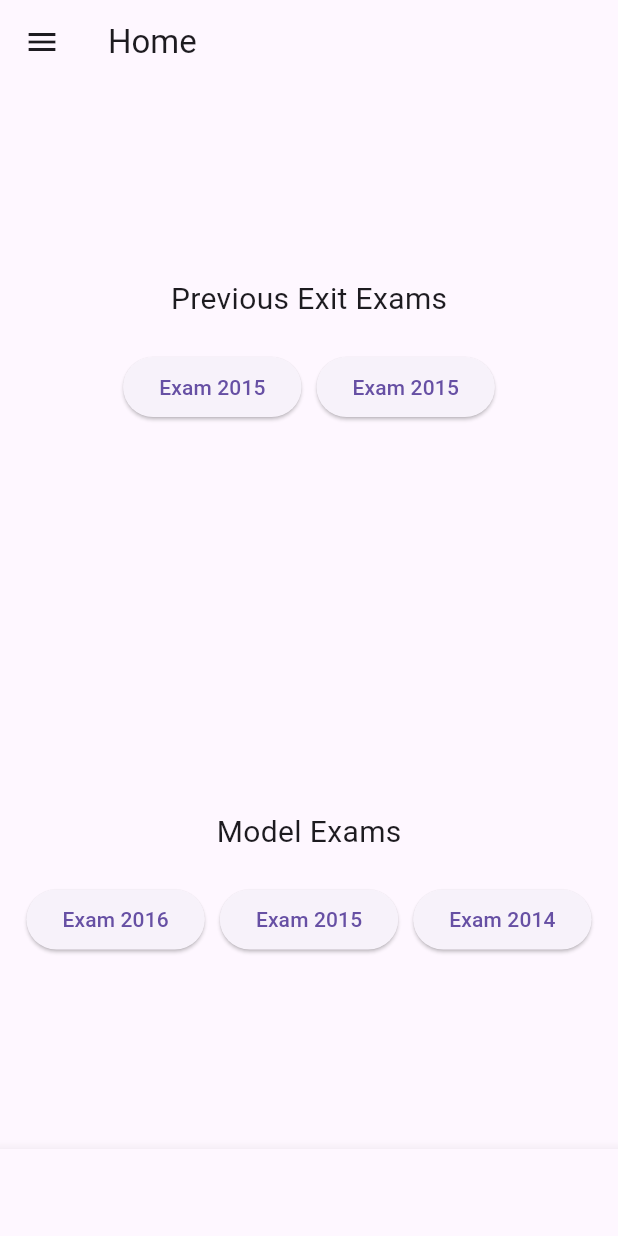
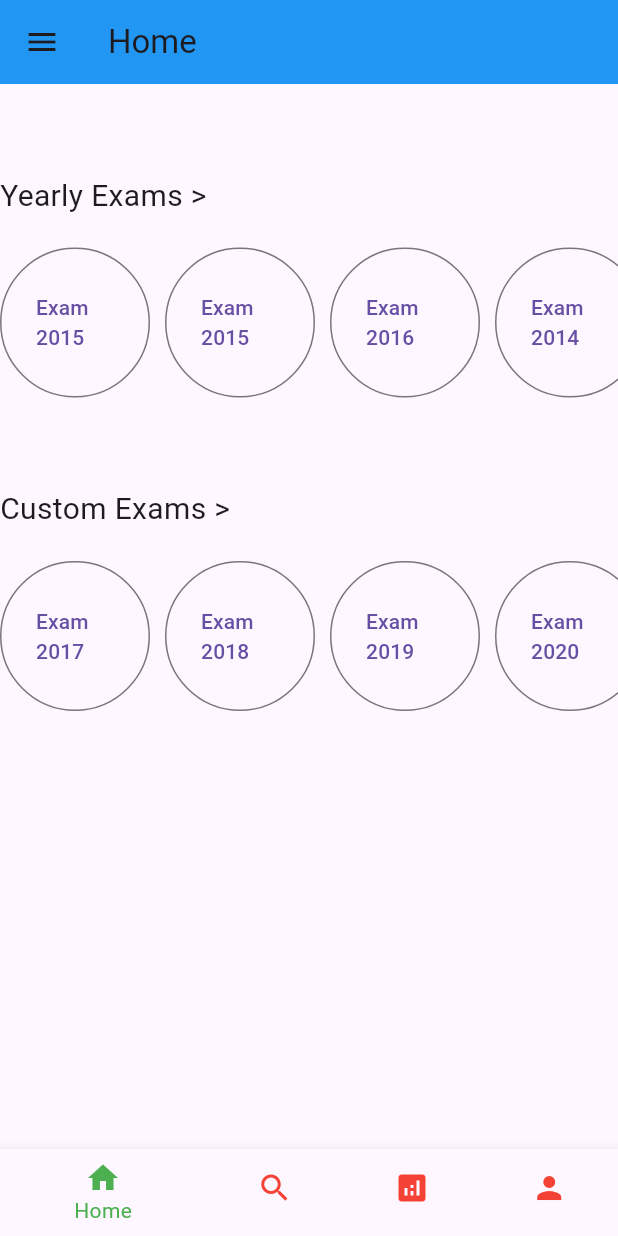
Before and after one commit to AbrishDev/exit_exam_preparation_app, a Flutter app: the HomeScreen screen opened directly, on a phone screen of 412 x 824 dp. Run offline on Flutter 3.47's test engine with Material 3 defaults, Android fonts, the phone set to English and light mode, and no system bars.

Commit message:
commit on home.dart

```diff
--- a/lib/screens/client/home.dart
+++ b/lib/screens/client/home.dart
@@ -46,13 +46,17 @@ class _HomeScreenState extends State<HomeScreen> {
           style: TextStyle(),
           textAlign: TextAlign.center,
         ),
+        backgroundColor:
+            Colors.blue, // Set the background color of AppBar to blue
       ),
       drawer: Drawer(
-        child: Column(
+        child: ListView(
+          padding: EdgeInsets.zero,
           children: <Widget>[
-            Container(
-              color: isDarkMode ? Colors.black : Colors.blue,
-              child: DrawerHeader(
+            DrawerHeader(
+              decoration: BoxDecoration(
+                color: Colors.blue,
+              ),
               child: Column(
                 crossAxisAlignment: CrossAxisAlignment.start,
                 children: [
@@ -77,8 +81,6 @@ class _HomeScreenState extends State<HomeScreen> {
                 ],
               ),
             ),
-            ),
-            Divider(color: Colors.grey),
             ListTile(
               title: Text('Home'),
               leading: Icon(Icons.home),
@@ -107,7 +109,7 @@ class _HomeScreenState extends State<HomeScreen> {
                 // Handle Messages tap
               },
             ),
-            Divider(color: Colors.grey),
+            Divider(),
             ListTile(
               title: Text('Settings'),
               leading: Icon(Icons.settings),
@@ -129,96 +131,146 @@ class _HomeScreenState extends State<HomeScreen> {
         crossAxisAlignment: CrossAxisAlignment.stretch,
         children: [
           Expanded(
+            child: SingleChildScrollView(
+              scrollDirection: Axis.horizontal,
               child: Column(
-              mainAxisAlignment: MainAxisAlignment.center,
+                crossAxisAlignment: CrossAxisAlignment.start,
                 children: [
+                  SizedBox(height: 60),
                   Text(
-                  'Previous Exit Exams',
+                    'Yearly Exams >',
                     style: TextStyle(fontSize: 20),
                   ),
                   SizedBox(height: 20),
                   Row(
-                  mainAxisAlignment: MainAxisAlignment.center,
                     children: [
-                    ElevatedButton(
+                      SizedBox(
+                        width: 100,
+                        height: 100,
+                        child: OutlinedButton(
                           onPressed: () {
                             // Handle button 1 press
                           },
                           child: Text('Exam 2015'),
                         ),
+                      ),
                       SizedBox(width: 10),
-                    ElevatedButton(
+                      SizedBox(
+                        width: 100,
+                        height: 100,
+                        child: OutlinedButton(
                           onPressed: () {
                             // Handle button 2 press
                           },
                           child: Text('Exam 2015'),
+                        ),
+                      ),
+                      SizedBox(width: 10),
+                      SizedBox(
+                        width: 100,
+                        height: 100,
+                        child: OutlinedButton(
+                          onPressed: () {
+                            // Handle button 3 press
+                          },
+                          child: Text('Exam 2016'),
+                        ),
+                      ),
+                      SizedBox(width: 10),
+                      SizedBox(
+                        width: 100,
+                        height: 100,
+                        child: OutlinedButton(
+                          onPressed: () {
+                            // Handle button 4 press
+                          },
+                          child: Text('Exam 2014'),
+                        ),
+                      ),
+                    ],
+                  ),
+                  SizedBox(height: 60),
+                  Text(
+                    'Custom Exams >',
+                    style: TextStyle(fontSize: 20),
+                  ),
+                  SizedBox(height: 20),
+                  Row(
+                    children: [
+                      SizedBox(
+                        width: 100,
+                        height: 100,
+                        child: OutlinedButton(
+                          onPressed: () {
+                            // Handle button 5 press
+                          },
+                          child: Text('Exam 2017'),
+                        ),
+                      ),
+                      SizedBox(width: 10),
+                      SizedBox(
+                        width: 100,
+                        height: 100,
+                        child: OutlinedButton(
+                          onPressed: () {
+                            // Handle button 6 press
+                          },
+                          child: Text('Exam 2018'),
+                        ),
+                      ),
+                      SizedBox(width: 10),
+                      SizedBox(
+                        width: 100,
+                        height: 100,
+                        child: OutlinedButton(
+                          onPressed: () {
+                            // Handle button 7 press
+                          },
+                          child: Text('Exam 2019'),
+                        ),
+                      ),
+                      SizedBox(width: 10),
+                      SizedBox(
+                        width: 100,
+                        height: 100,
+                        child: OutlinedButton(
+                          onPressed: () {
+                            // Handle button 8 press
+                          },
+                          child: Text('Exam 2020'),
+                        ),
                       ),
                     ],
                   ),
                 ],
               ),
             ),
-          Expanded(
-            child: Column(
-              mainAxisAlignment: MainAxisAlignment.center,
-              children: [
-                Text(
-                  'Model Exams',
-                  style: TextStyle(fontSize: 20),
-                ),
-                SizedBox(height: 20),
-                Row(
-                  mainAxisAlignment: MainAxisAlignment.center,
-                  children: [
-                    ElevatedButton(
-                      onPressed: () {
-                        // Handle button 6 press
-                      },
-                      child: Text('Exam 2016'),
-                    ),
-                    SizedBox(width: 10),
-                    ElevatedButton(
-                      onPressed: () {
-                        // Handle button 7 press
-                      },
-                      child: Text('Exam 2015'),
-                    ),
-                    SizedBox(width: 10),
-                    ElevatedButton(
-                      onPressed: () {
-                        // Handle button 8 press
-                      },
-                      child: Text('Exam 2014'),
-                    ),
-                  ],
-                ),
-              ],
-            ),
           ),
         ],
       ),
       bottomNavigationBar: BottomNavigationBar(
-        backgroundColor: Colors.black, // Set the background color
+        backgroundColor: Colors.blue,
         items: const <BottomNavigationBarItem>[
           BottomNavigationBarItem(
-            icon: Icon(Icons.home),
+            icon: Icon(Icons.home), // Set the icon
             label: 'Home',
           ),
           BottomNavigationBarItem(
-            icon: Icon(Icons.search),
+            icon: Icon(Icons.search), // Set the icon
             label: 'Search',
-            backgroundColor: Colors.blue,
           ),
           BottomNavigationBarItem(
-            icon: Icon(Icons.person),
-            label: 'Courses',
+            icon: Icon(Icons.analytics), // Set the icon to analytics
+            label: 'Analytics',
           ),
           BottomNavigationBarItem(
-            icon: Icon(Icons.person),
+            icon: Icon(Icons.person), // Set the icon
             label: 'Profile',
           ),
         ],
         currentIndex: _selectedIndex,
+        selectedItemColor: Colors.green, // Change the color of selected icons
+        unselectedItemColor: Colors.red, // Change the color of unselected icons
         onTap: _onItemTapped,
       ),
     );
```
Lines whose indentation alone changed are shown as unchanged.
